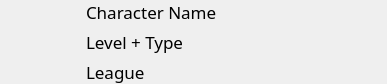
Old version of the form plugins/StashViewer/ui/characterwidget.ui in the repository Novynn/Adamant.
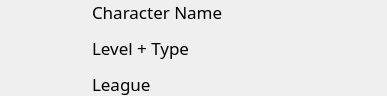
New version of the form.

```diff
--- a/plugins/StashViewer/ui/characterwidget.ui
+++ b/plugins/StashViewer/ui/characterwidget.ui
@@ -27,7 +27,7 @@
   </property>
   <layout class="QHBoxLayout" name="horizontalLayout">
    <property name="spacing">
-    <number>6</number>
+    <number>12</number>
    </property>
    <property name="sizeConstraint">
     <enum>QLayout::SetDefaultConstraint</enum>
```
